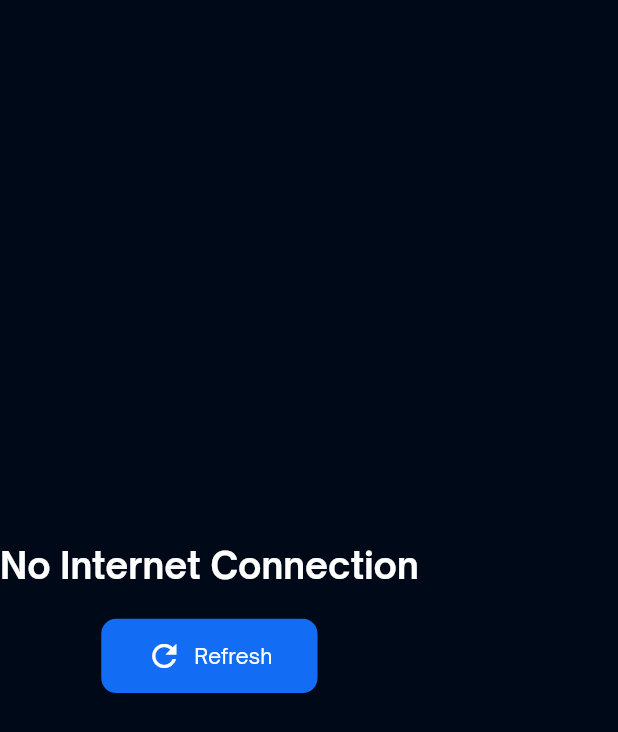
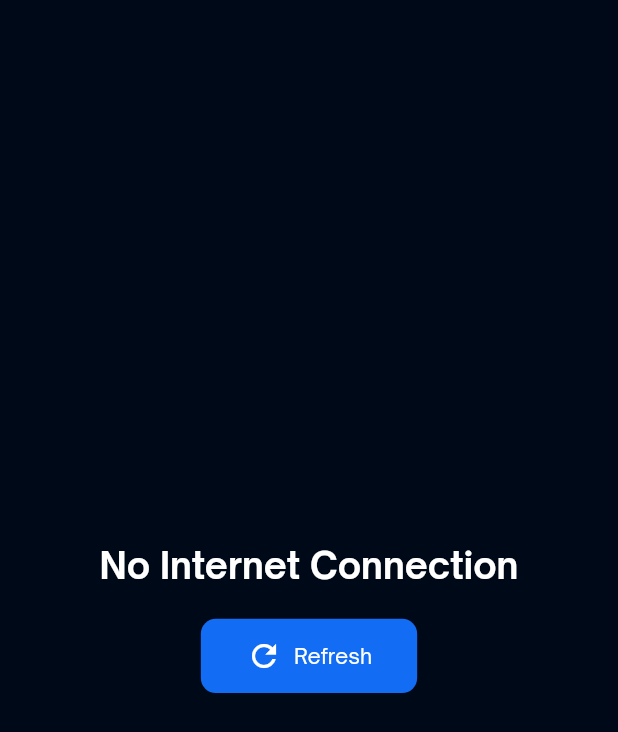
Before and after one commit to rezahartono/Weatherly, a Flutter app: the screen it shows after launch, after a tap on "Refresh", on a phone screen of 412 x 824 dp. Shown: the top 732 px of the screen. Run offline on Flutter 3.47's test engine with Material 2 defaults, Android fonts, the light colour scheme and no system bars; our stand-ins replace bloc, dartz, equatable, flutter_bloc, geocoding, geolocator and 1 more; missing offline and left inert: flutter_glow.

Commit message:
perbaikan no internet connection

```diff
--- a/lib/views/no_internet_connection_view.dart
+++ b/lib/views/no_internet_connection_view.dart
@@ -1,6 +1,8 @@
 import 'package:flutter/material.dart';
+import 'package:get/get.dart';
 import 'package:weather/utils/size_config.dart';
 import 'package:weather/utils/theme.dart';
+import 'package:weather/views/home_page_view.dart';
 
 class NoInternetConnectionView extends StatelessWidget {
   const NoInternetConnectionView({Key? key}) : super(key: key);
@@ -9,7 +11,9 @@ class NoInternetConnectionView extends StatelessWidget {
   Widget build(BuildContext context) {
     return Scaffold(
       backgroundColor: COLOR.PRIMARY,
-      body: Column(
+      body: SizedBox(
+        width: SIZE_CONFIG.SCREEN_WIDTH,
+        child: Column(
           mainAxisAlignment: MainAxisAlignment.center,
           children: [
             Text(
@@ -26,7 +30,9 @@ class NoInternetConnectionView extends StatelessWidget {
               width: SIZE_CONFIG.BLOCK_HORIZONTAL * 35,
               height: SIZE_CONFIG.BLOCK_VERTICAL * 6,
               child: TextButton.icon(
-              onPressed: () {},
+                onPressed: () {
+                  Get.offAll(const HomePageView());
+                },
                 style: ButtonStyle(
                   backgroundColor: MaterialStateProperty.resolveWith(
                     (states) => COLOR.BLUE,
@@ -52,6 +58,7 @@ class NoInternetConnectionView extends StatelessWidget {
             )
           ],
         ),
+      ),
     );
   }
 }
```
Lines whose indentation alone changed are shown as unchanged.
